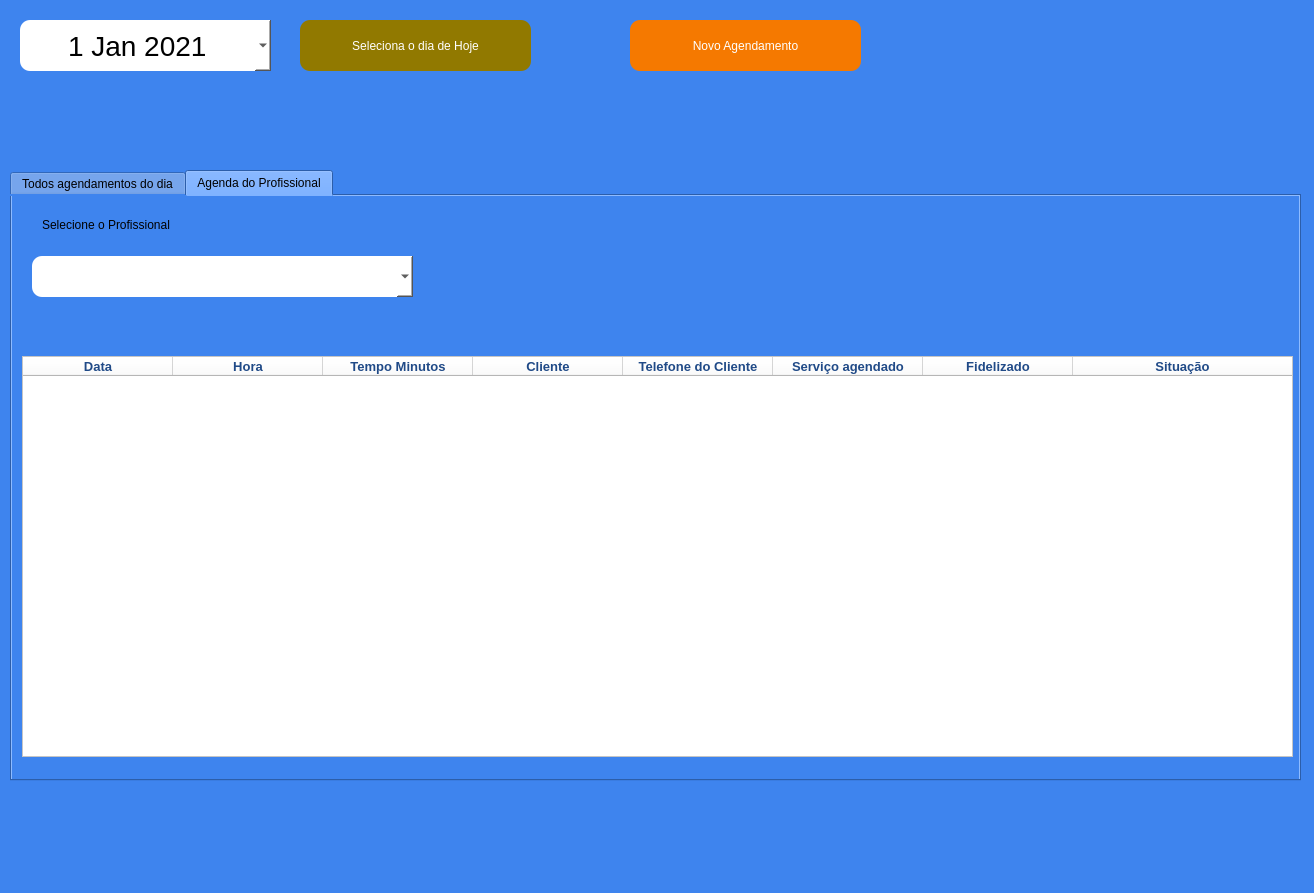
This is agenda.ui in JVwolfart/PROJETO-SALAO-JOVEM-PROGRAMADOR as Qt 5 draws it before an edit. The edited form follows.
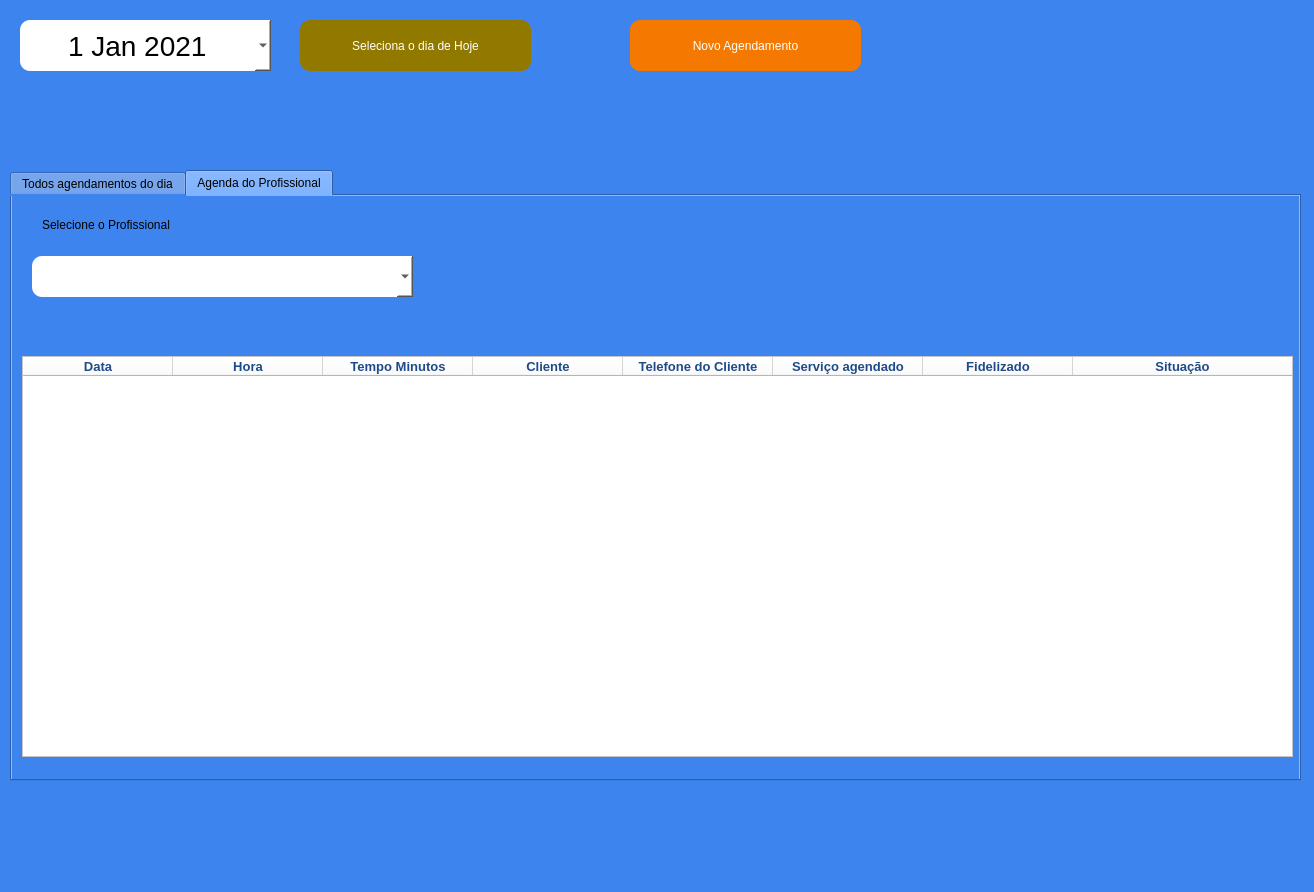
This is the edited form.

The edit to the form file:
```diff
--- a/agenda.ui
+++ b/agenda.ui
@@ -13,7 +13,7 @@
     <x>0</x>
     <y>0</y>
     <width>1314</width>
-    <height>893</height>
+    <height>892</height>
    </rect>
   </property>
   <property name="font">
```
